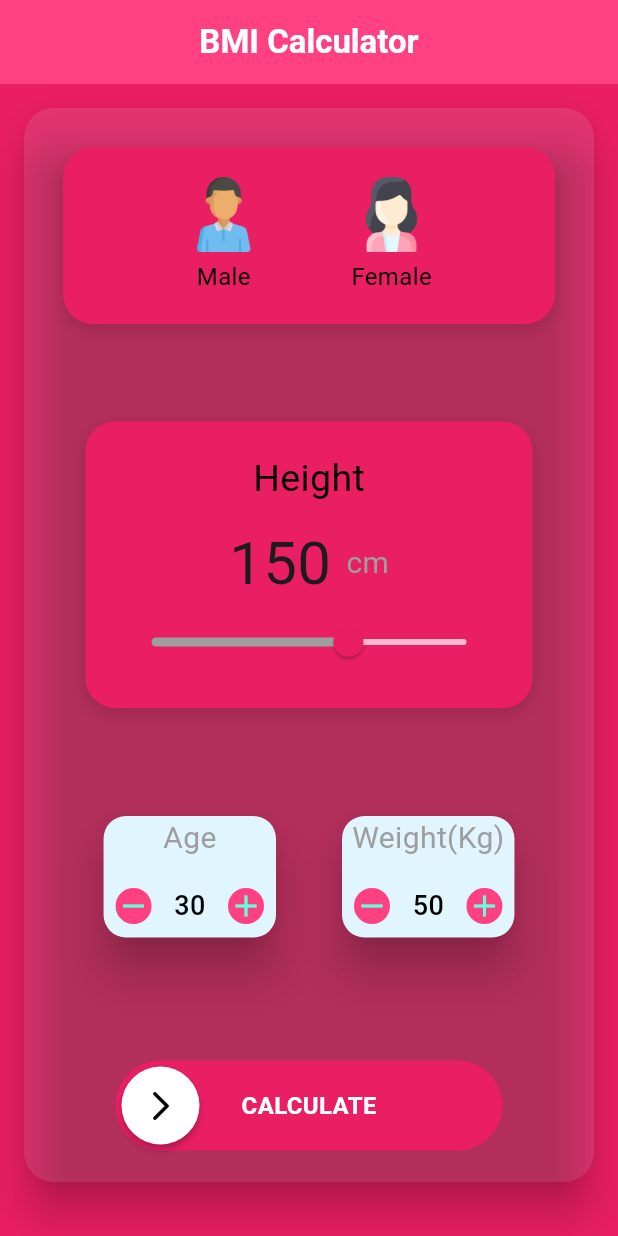
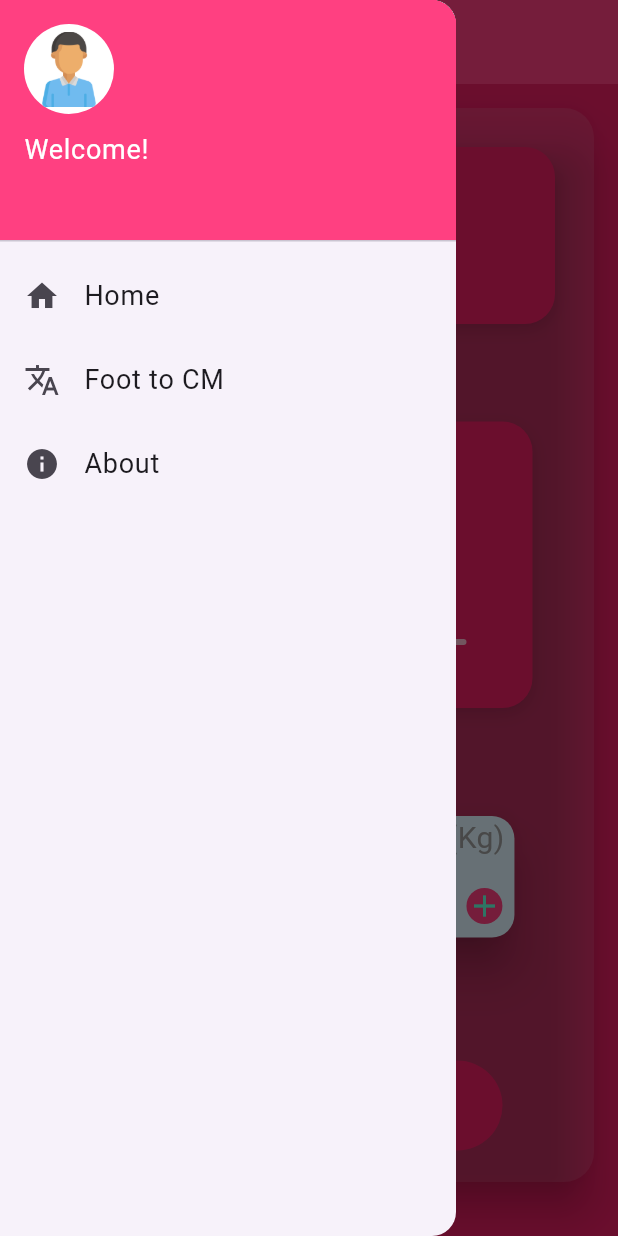
Before and after one commit to rafsan539/bmi_calculator, a Flutter app: the screen it shows after launch, with the side drawer open (before the commit the screen has no drawer), on a phone screen of 412 x 824 dp. Run offline on Flutter 3.47's test engine with Material 3 defaults, Android fonts, the phone set to English and light mode, and no system bars; drawn by our look-alikes of swipeable_button_view; our stand-ins replace page_transition, share_plus; missing offline and left inert: flutter_3d_choice_chip, pretty_gauge; Roboto replaces fonts that are missing (Poppins).

Commit message:
Updated BMI calculator with new changes

```diff
--- a/lib/home_screen.dart
+++ b/lib/home_screen.dart
@@ -1,6 +1,7 @@
 import 'dart:math';
 
 import 'package:bmi_calculator/age_weight_widget.dart';
+import 'package:bmi_calculator/foot_to_cm.dart';
 import 'package:bmi_calculator/gender_widget.dart';
 import 'package:bmi_calculator/height_widget.dart';
 import 'package:bmi_calculator/score_screen.dart';
@@ -30,8 +31,62 @@ class _HomeScreenState extends State<HomeScreen> {
       appBar: AppBar(
         backgroundColor: Colors.pinkAccent,
         centerTitle: true,
-          title: const Text("BMI Calculator",style: TextStyle(color: Colors.white,),),
+        title: const Text(
+          "BMI Calculator",
+          style: TextStyle(color: Colors.white),
+        ),
         iconTheme: IconThemeData(color: Colors.white),
+      ),
+      drawer: Drawer(
+        child: ListView(
+          padding: EdgeInsets.zero,
+          children: [
+            DrawerHeader(
+              decoration: BoxDecoration(color: Colors.pinkAccent),
+              child: Column(
+                crossAxisAlignment: CrossAxisAlignment.start,
+                children: [
+                  CircleAvatar(
+                    radius: 30,
+                    backgroundColor: Colors.white,
+                    child: Image.asset("assets/images/man.png", height: 50),
+                  ),
+                  SizedBox(height: 10),
+                  Text(
+                    "Welcome!",
+                    style: TextStyle(color: Colors.white, fontSize: 18),
+                  ),
+                ],
+              ),
+            ),
+            ListTile(
+              leading: Icon(Icons.home),
+              title: Text('Home'),
+              onTap: () {
+                Navigator.pop(context);
+              },
+            ),
+            ListTile(
+              leading: Icon(Icons.translate),
+              title: Text('Foot to CM'),
+              onTap: () {
+                Navigator.pop(context);
+                Navigator.push(
+                  context,
+                  MaterialPageRoute(builder: (context) => FootToCmConverter()),
+                );
+              },
+            ),
+            ListTile(
+              leading: Icon(Icons.info),
+              title: Text('About'),
+              onTap: () {
+                // Optional: show a dialog or navigate
+                Navigator.pop(context);
+              },
+            ),
+          ],
+        ),
       ),
       body: SingleChildScrollView(
         child: Container(
@@ -39,7 +94,7 @@ class _HomeScreenState extends State<HomeScreen> {
           child: Card(
             color: Colors.white10,
             elevation: 12,
-              shape:  RoundedRectangleBorder(
+            shape: RoundedRectangleBorder(
               borderRadius: BorderRadius.circular(20),
             ),
             child: Padding(
@@ -56,7 +111,7 @@ class _HomeScreenState extends State<HomeScreen> {
                       _height = heightVal;
                     },
                   ),
-                    SizedBox(height: 20,),
+                  SizedBox(height: 20),
                   Row(
                     mainAxisAlignment: MainAxisAlignment.center,
                     children: [
@@ -67,8 +122,9 @@ class _HomeScreenState extends State<HomeScreen> {
                         title: "Age",
                         initValue: 30,
                         min: 0,
-                            max: 100),
-                        SizedBox(width: 20,),
+                        max: 100,
+                      ),
+                      SizedBox(width: 20),
                       AgeWeightWidget(
                         onChange: (weightVal) {
                           _weight = weightVal;
@@ -76,24 +132,26 @@ class _HomeScreenState extends State<HomeScreen> {
                         title: "Weight(Kg)",
                         initValue: 50,
                         min: 0,
-                            max: 200)
+                        max: 200,
+                      ),
                     ],
                   ),
-                    SizedBox(height: 50,),
+                  SizedBox(height: 50),
                   Padding(
                     padding: const EdgeInsets.symmetric(
-                          vertical: 20, horizontal: 60),
+                      vertical: 20,
+                      horizontal: 60,
+                    ),
                     child: SwipeableButtonView(
                       isFinished: _isFinished,
                       onFinish: () async {
                         await Navigator.push(
                           context,
                           PageTransition(
-                                    child: ScoreScreen(
-                                      bmiScore: _bmiScore,
-                                      age: _age,
+                            child: ScoreScreen(bmiScore: _bmiScore, age: _age),
+                            type: PageTransitionType.fade,
                           ),
-                                    type: PageTransitionType.fade));
+                        );
 
                         setState(() {
                           _isFinished = false;
@@ -114,14 +172,16 @@ class _HomeScreenState extends State<HomeScreen> {
                         Icons.arrow_forward_ios_rounded,
                         color: Colors.black,
                       ),
-                          buttonText: "CALCULATE"),
-                    )
+                      buttonText: "CALCULATE",
+                    ),
+                  ),
                 ],
               ),
             ),
           ),
         ),
-        ));
+      ),
+    );
   }
 
   void calculateBmi() {
```
Also changed, not shown: lib/foot_to_cm.dart (added, +61 -0 lines), assets/images/me.png (added). Lines whose indentation alone changed are shown as unchanged.
